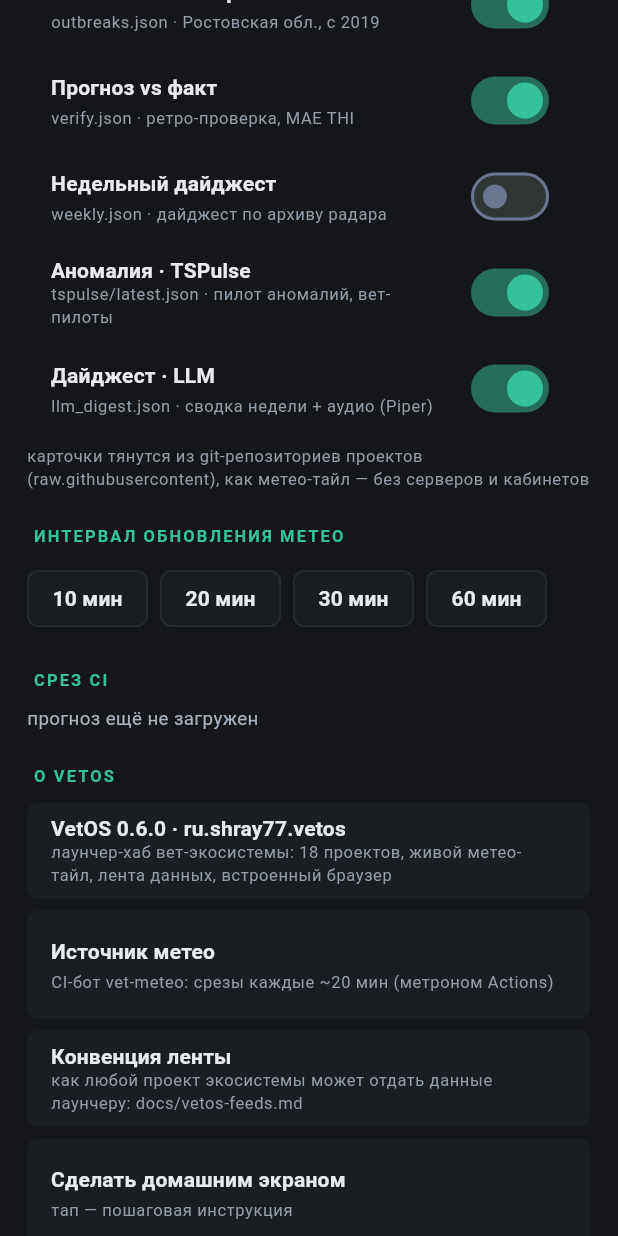
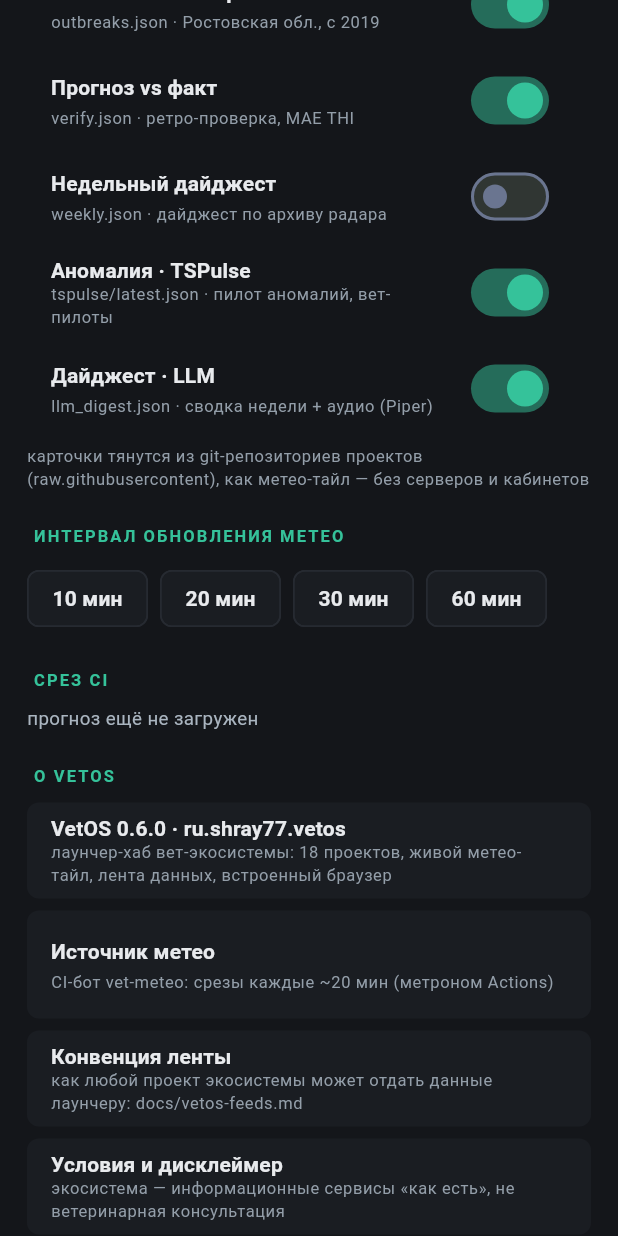
Before and after one commit to shray77/vetos, a Flutter app: the SettingsScreen screen opened directly with empty values, scrolled down 436 dp, on a phone screen of 412 x 824 dp. Run offline on Flutter 3.47's test engine with Material 3 defaults, Android fonts, the phone set to English and light mode, and no system bars; our stand-ins replace clock, shared_preferences, webview_flutter; accounts and stored records are empty; network calls fail; statements that could not run were skipped.

Commit message:
Task 200: юр-плитка «Условия и дисклеймер» в «О VetOS» (канон экосистемы, LaunchService) + MIT LICENSE — у лаунчера не было ни одной юр. строки

```diff
--- a/lib/screens/settings_screen.dart
+++ b/lib/screens/settings_screen.dart
@@ -248,6 +248,15 @@ class _SettingsScreenState extends State<SettingsScreen> {
                   'https://github.com/shray77/vetos/blob/main/docs/vetos-feeds.md'),
             ),
             _aboutTile(
+              // Юр-слой экосистемы (Task 200): лаунчер показывает карточки
+              // проектов и живые данные — правовая рамка общая, своя
+              // отдельной страницы у лаунчера нет, ведём на канон.
+              'Условия и дисклеймер',
+              'экосистема — информационные сервисы «как есть», не ветеринарная консультация',
+              onTap: () => LaunchService.openUrl(
+                  'https://shray77.github.io/terms.html'),
+            ),
+            _aboutTile(
               'Сделать домашним экраном',
               'тап — пошаговая инструкция',
               onTap: _showHomeScreenDialog,
```
Also changed, not shown: 1 other file.
